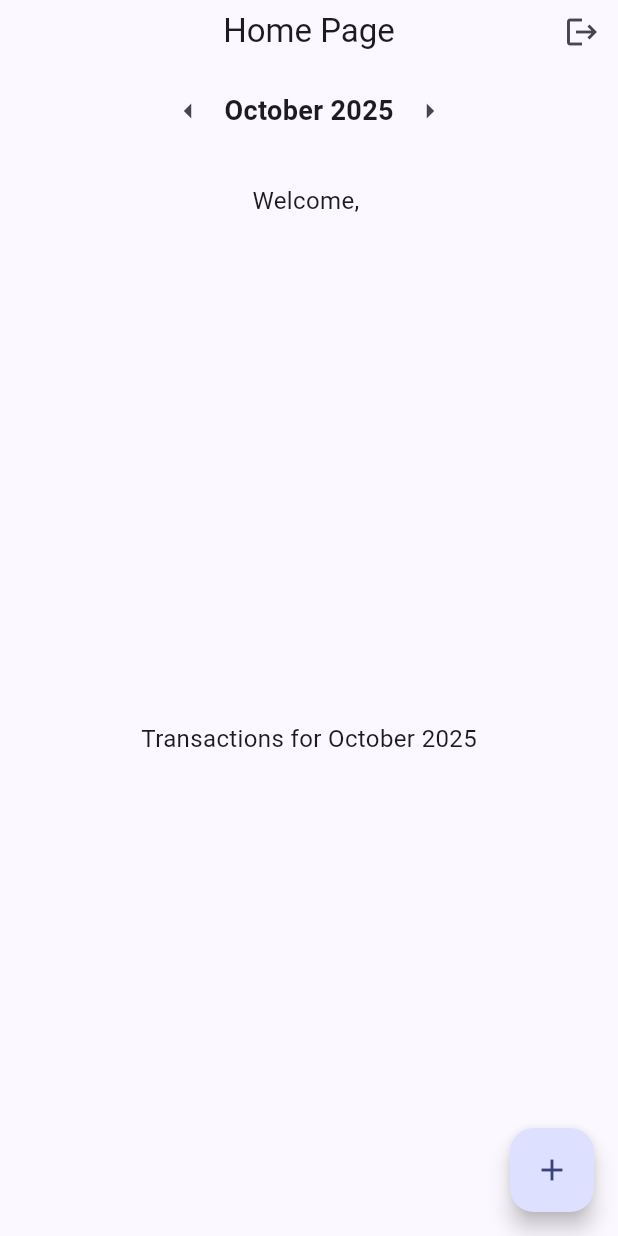
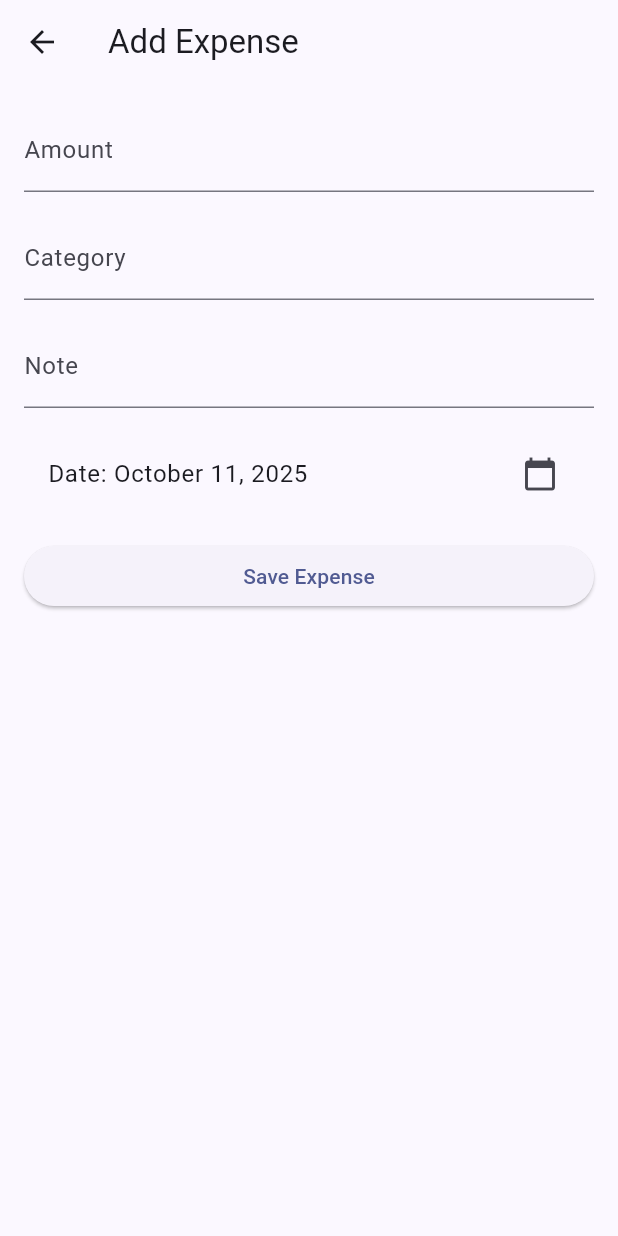
Before and after one commit to kavinda-jayasinghe/BudgetMate-Mobile-App, a Flutter app: the screen it shows once a user with an empty profile is signed in, after a tap on the "add" icon, on a phone screen of 412 x 824 dp. Run offline on Flutter 3.47's test engine with Material 3 defaults, Android fonts, the phone set to English and light mode, and no system bars; our stand-ins replace cloud_firestore, firebase_auth, firebase_core; accounts and stored records are empty.

Commit message:
add expenses

```diff
--- a/lib/main.dart
+++ b/lib/main.dart
@@ -1,5 +1,4 @@
 import 'package:budget_mate/firebase_options.dart';
-import 'package:budget_mate/qauth_page.dart';
 import 'package:budget_mate/screens/auth_page.dart';
 import 'package:flutter/material.dart';
 import 'package:firebase_core/firebase_core.dart';
--- a/lib/models/Expense.dart
+++ b/lib/models/Expense.dart
@@ -1,45 +1,51 @@
-
-
 import 'package:cloud_firestore/cloud_firestore.dart';
+import 'package:intl/intl.dart';
 
 class Expense {
   final String id;
   final double amount;
-  final String category;  // e.g., 'Food', 'Transport'
-  final String? note;  // Optional note field
-  final DateTime date;  // Date of the expense
-  final String type;  // 'expense' or 'income'
+  final String category;
+  final String? note;
+  final DateTime date;
+  final String type;
+  final double? latitude;
+  final double? longitude;
 
-  // Constructor
   Expense({
     required this.id,
     required this.amount,
     required this.category,
     this.note,
     required this.date,
-    required this.type,  // 'expense' or 'income'
+    required this.type,
+    this.latitude,
+    this.longitude,
   });
 
-  // Method to convert Expense object to Firestore Map
   Map<String, dynamic> toMap() {
     return {
       'amount': amount,
       'category': category,
       'note': note,
-      'date': Timestamp.fromDate(date),  // Convert DateTime to Firestore Timestamp
-      'type': type,  // Store 'expense' or 'income'
+      'date': Timestamp.fromDate(date),
+      'type': type,
+      'latitude': latitude,
+      'longitude': longitude,
     };
   }
 
-  // Factory method to create an Expense from a Firestore document
   factory Expense.fromDoc(String id, Map<String, dynamic> map) {
     return Expense(
       id: id,
       amount: (map['amount'] ?? 0).toDouble(),
       category: map['category'] ?? 'Other',
       note: map['note'],
-      date: (map['date'] as Timestamp).toDate(),  // Convert Firestore Timestamp back to DateTime
-      type: map['type'] ?? 'expense',  // Default to 'expense' if type is missing
+      date: map['date'] is Timestamp
+          ? (map['date'] as Timestamp).toDate()
+          : DateTime.now(),
+      type: map['type'] ?? 'expense',
+      latitude: map['latitude']?.toDouble(),
+      longitude: map['longitude']?.toDouble(),
     );
   }
 }
--- a/lib/screens/add_expense_screen.dart
+++ b/lib/screens/add_expense_screen.dart
@@ -0,0 +1,127 @@
+import 'package:flutter/material.dart';
+import 'package:cloud_firestore/cloud_firestore.dart';  // For Firestore
+import 'package:intl/intl.dart';  // For formatting date
+
+class AddExpenseScreen extends StatefulWidget {
+  const AddExpenseScreen({super.key});
+
+  @override
+  _AddExpenseScreenState createState() => _AddExpenseScreenState();
+}
+
+class _AddExpenseScreenState extends State<AddExpenseScreen> {
+  final _formKey = GlobalKey<FormState>();
+  final _amountController = TextEditingController();
+  final _categoryController = TextEditingController();
+  final _noteController = TextEditingController();
+  DateTime _selectedDate = DateTime.now();
+
+  // Method to save the expense to Firestore
+  Future<void> _saveExpense() async {
+    if (_formKey.currentState!.validate()) {
+      final amount = double.parse(_amountController.text);
+      final category = _categoryController.text;
+      final note = _noteController.text;
+
+      // Save expense to Firestore
+      await FirebaseFirestore.instance.collection('expenses').add({
+        'amount': amount,
+        'category': category,
+        'note': note,
+        'date': Timestamp.fromDate(_selectedDate),  // Save date as Firestore Timestamp
+      });
+
+      // Show success message
+      ScaffoldMessenger.of(context).showSnackBar(
+        const SnackBar(content: Text('Expense added successfully!')),
+      );
+
+      // Close the screen after saving the expense
+      Navigator.pop(context);
+    }
+  }
+
+  // Method to open date picker
+  Future<void> _selectDate(BuildContext context) async {
+    final DateTime? picked = await showDatePicker(
+      context: context,
+      initialDate: _selectedDate,
+      firstDate: DateTime(2000),
+      lastDate: DateTime(2101),
+    );
+    if (picked != null && picked != _selectedDate) {
+      setState(() {
+        _selectedDate = picked;
+      });
+    }
+  }
+
+  @override
+  Widget build(BuildContext context) {
+    return Scaffold(
+      appBar: AppBar(
+        title: const Text('Add Expense'),
+      ),
+      body: Padding(
+        padding: const EdgeInsets.all(16.0),
+        child: Form(
+          key: _formKey,
+          child: ListView(
+            children: [
+              // Amount field
+              TextFormField(
+                controller: _amountController,
+                keyboardType: TextInputType.number,
+                decoration: const InputDecoration(labelText: 'Amount'),
+                validator: (value) {
+                  if (value == null || value.isEmpty) {
+                    return 'Please enter an amount';
+                  }
+                  if (double.tryParse(value) == null) {
+                    return 'Enter a valid number';
+                  }
+                  return null;
+                },
+              ),
+              const SizedBox(height: 16),
+
+              // Category field
+              TextFormField(
+                controller: _categoryController,
+                decoration: const InputDecoration(labelText: 'Category'),
+                validator: (value) {
+                  if (value == null || value.isEmpty) {
+                    return 'Please enter a category';
+                  }
+                  return null;
+                },
+              ),
+              const SizedBox(height: 16),
+
+              // Note field
+              TextFormField(
+                controller: _noteController,
+                decoration: const InputDecoration(labelText: 'Note'),
+              ),
+              const SizedBox(height: 16),
+
+              // Date picker
+              ListTile(
+                title: Text('Date: ${DateFormat.yMMMMd().format(_selectedDate)}'),
+                trailing: const Icon(Icons.calendar_today),
+                onTap: () => _selectDate(context),
+              ),
+              const SizedBox(height: 16),
+
+              // Submit Button
+              ElevatedButton(
+                onPressed: _saveExpense,
+                child: const Text('Save Expense'),
+              ),
+            ],
+          ),
+        ),
+      ),
+    );
+  }
+}
--- a/lib/screens/home_screen.dart
+++ b/lib/screens/home_screen.dart
@@ -1,7 +1,8 @@
+import 'package:budget_mate/screens/auth_page.dart';
 import 'package:flutter/material.dart';
 import 'package:firebase_auth/firebase_auth.dart';
-import 'auth_page.dart';
-import 'package:intl/intl.dart'; // To format the date
+import 'add_expense_screen.dart'; // Import the AddExpenseScreen
+import 'package:intl/intl.dart';  // To format the date
 
 class HomeScreen extends StatefulWidget {
   const HomeScreen({super.key});
@@ -12,16 +13,15 @@ class HomeScreen extends StatefulWidget {
 
 class _HomeScreenState extends State<HomeScreen> {
   DateTime _selectedDate = DateTime.now();
-  final FirebaseAuth _auth = FirebaseAuth.instance;
 
-  // Navigate to previous month
+  // Method to navigate to the previous month
   void _previousMonth() {
     setState(() {
       _selectedDate = DateTime(_selectedDate.year, _selectedDate.month - 1);
     });
   }
 
-  // Navigate to next month
+  // Method to navigate to the next month
   void _nextMonth() {
     setState(() {
       _selectedDate = DateTime(_selectedDate.year, _selectedDate.month + 1);
@@ -30,7 +30,7 @@ class _HomeScreenState extends State<HomeScreen> {
 
   @override
   Widget build(BuildContext context) {
-    final user = _auth.currentUser;
+    final user = FirebaseAuth.instance.currentUser;
 
     return Scaffold(
       appBar: AppBar(
@@ -40,7 +40,7 @@ class _HomeScreenState extends State<HomeScreen> {
           IconButton(
             icon: const Icon(Icons.logout),
             onPressed: () async {
-              await _auth.signOut();
+              await FirebaseAuth.instance.signOut();
               Navigator.pushReplacement(
                 context,
                 MaterialPageRoute(builder: (context) => const AuthPage()),
@@ -103,10 +103,14 @@ class _HomeScreenState extends State<HomeScreen> {
           ],
         ),
       ),
-      // Floating + Button to add Expense/Income (you can implement later)
+      // Floating + Button to add Expense/Income
       floatingActionButton: FloatingActionButton(
         onPressed: () {
-          // TODO: Open Add Expense/Income Page
+          // Navigate to Add Expense Screen
+          Navigator.push(
+            context,
+            MaterialPageRoute(builder: (context) => const AddExpenseScreen()),
+          );
         },
         child: const Icon(Icons.add),
       ),
--- a/lib/services/auth_service.dart
+++ b/lib/services/auth_service.dart
@@ -1,5 +1,5 @@
 import 'package:firebase_auth/firebase_auth.dart';
-import 'package:flutter/material.dart';
+
 
 class AuthService {
   final FirebaseAuth _auth = FirebaseAuth.instance;
--- a/lib/services/expense_repository.dart
+++ b/lib/services/expense_repository.dart
@@ -1,46 +1,46 @@
-// import 'package:cloud_firestore/cloud_firestore.dart';
-// import 'package:firebase_auth/firebase_auth.dart';
+import 'package:cloud_firestore/cloud_firestore.dart';
+import 'package:firebase_auth/firebase_auth.dart';
 
-// import '../models/expense.dart';
+import '../models/expense.dart';
 
-// class ExpenseRepository {
-//   final _auth = FirebaseAuth.instance;
-//   final _firestore = FirebaseFirestore.instance;
+class ExpenseRepository {
+  final _auth = FirebaseAuth.instance;
+  final _firestore = FirebaseFirestore.instance;
 
-//   // Get expenses of the current user
-//   Stream<List<Expense>> getExpenses() {
-//     final uid = _auth.currentUser?.uid;
-//     if (uid == null) return Stream.value([]);
+  // Get expenses of the current user
+  Stream<List<Expense>> getExpenses() {
+    final uid = _auth.currentUser?.uid;
+    if (uid == null) return Stream.value([]);
 
-//     return _firestore
-//         .collection('users')
-//         .doc(uid)
-//         .collection('expenses')
-//         .snapshots()
-//         .map((snap) => snap.docs.map((doc) => Expense.fromDoc(doc.id, doc.data())).toList());
-//   }
+    return _firestore
+        .collection('users')
+        .doc(uid)
+        .collection('expenses')
+        .snapshots()
+        .map((snap) => snap.docs.map((doc) => Expense.fromDoc(doc.id, doc.data())).toList());
+  }
 
-//   Future<void> addExpense(Expense expense) async {
-//     final uid = _auth.currentUser?.uid;
-//     if (uid == null) throw Exception("User not logged in");
+  Future<void> addExpense(Expense expense) async {
+    final uid = _auth.currentUser?.uid;
+    if (uid == null) throw Exception("User not logged in");
 
-//     final docRef = _firestore.collection('users').doc(uid).collection('expenses').doc(expense.id);
-//     await docRef.set(expense.toMap());
-//   }
+    final docRef = _firestore.collection('users').doc(uid).collection('expenses').doc(expense.id);
+    await docRef.set(expense.toMap());
+  }
 
-//   Future<void> updateExpense(Expense expense) async {
-//     final uid = _auth.currentUser?.uid;
-//     if (uid == null) throw Exception("User not logged in");
+  Future<void> updateExpense(Expense expense) async {
+    final uid = _auth.currentUser?.uid;
+    if (uid == null) throw Exception("User not logged in");
 
-//     final docRef = _firestore.collection('users').doc(uid).collection('expenses').doc(expense.id);
-//     await docRef.update(expense.toMap());
-//   }
+    final docRef = _firestore.collection('users').doc(uid).collection('expenses').doc(expense.id);
+    await docRef.update(expense.toMap());
+  }
 
-//   Future<void> deleteExpense(String id) async {
-//     final uid = _auth.currentUser?.uid;
-//     if (uid == null) throw Exception("User not logged in");
+  Future<void> deleteExpense(String id) async {
+    final uid = _auth.currentUser?.uid;
+    if (uid == null) throw Exception("User not logged in");
 
-//     final docRef = _firestore.collection('users').doc(uid).collection('expenses').doc(id);
-//     await docRef.delete();
-//   }
-// }
+    final docRef = _firestore.collection('users').doc(uid).collection('expenses').doc(id);
+    await docRef.delete();
+  }
+}
```
Also changed, not shown: lib/qauth_page.dart (deleted, +0 -237 lines), pubspec.yaml (+10 -11 lines), pubspec.lock, 1 other file.
